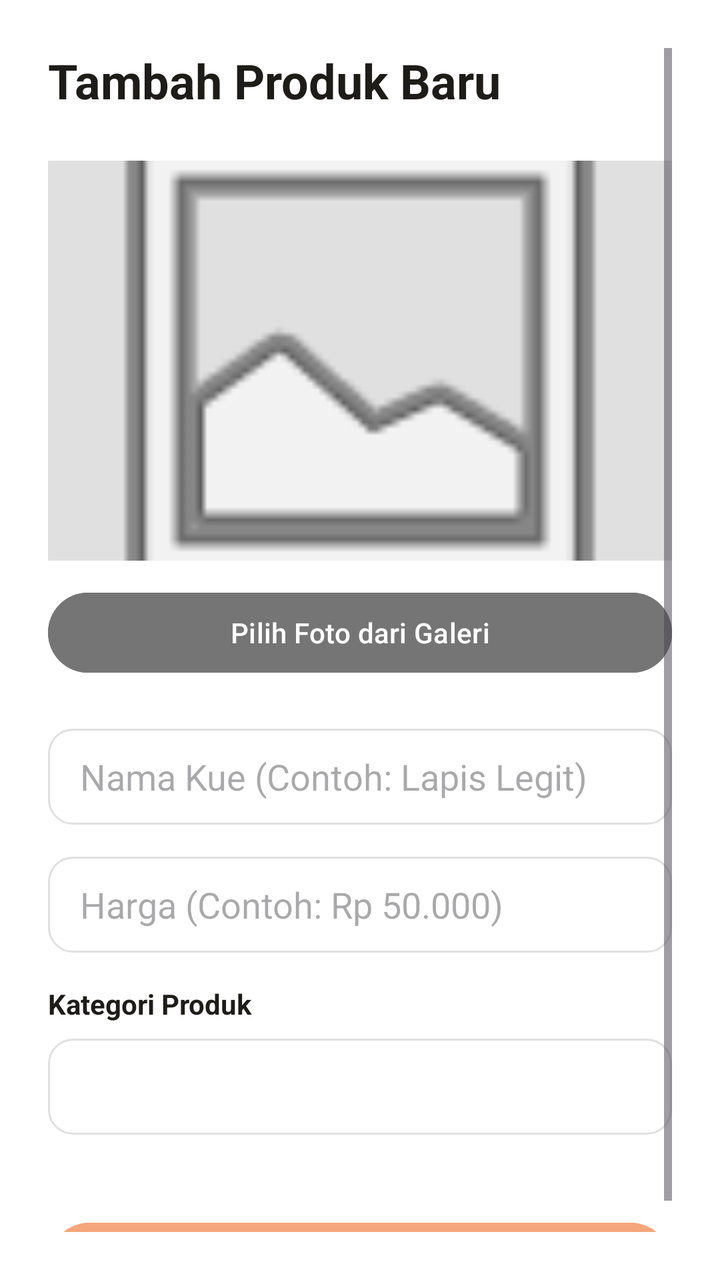
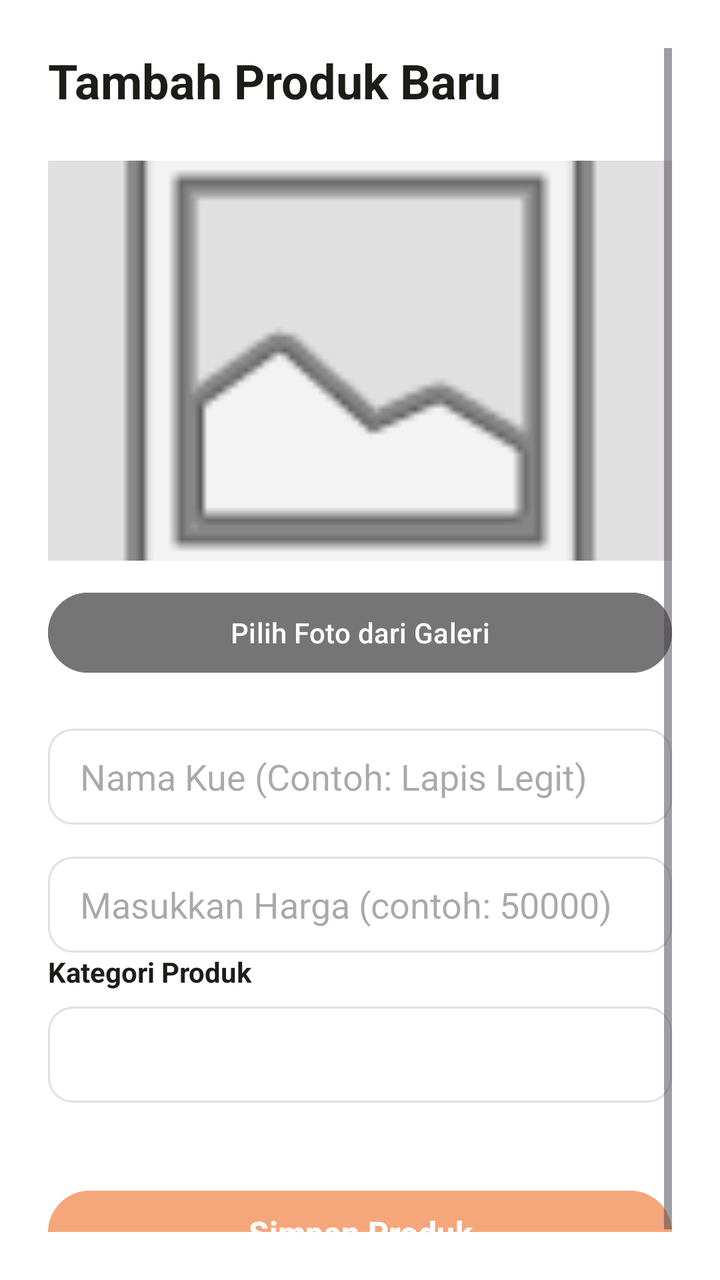

Compare the two renders of this Android layout. The source of the first and the diff that turns it into the second are given below.
<!-- AndroidManifest.xml: application theme Theme.KueWeh -->
<!-- res/layout/activity_add_product.xml -->
<?xml version="1.0" encoding="utf-8"?>
<ScrollView xmlns:android="http://schemas.android.com/apk/res/android"
    android:layout_width="match_parent"
    android:layout_height="match_parent"
    android:background="#FFFFFF"
    android:padding="24dp">

    <LinearLayout
        android:layout_width="match_parent"
        android:layout_height="wrap_content"
        android:orientation="vertical">

        <TextView
            android:layout_width="wrap_content"
            android:layout_height="wrap_content"
            android:layout_marginBottom="24dp"
            android:text="Tambah Produk Baru"
            android:textColor="#1E1C18"
            android:textSize="24sp"
            android:textStyle="bold" />

        <ImageView
            android:id="@+id/imgPreview"
            android:layout_width="match_parent"
            android:layout_height="200dp"
            android:layout_marginBottom="12dp"
            android:background="#E0E0E0"
            android:scaleType="centerCrop"
            android:src="@android:drawable/ic_menu_gallery" />

        <Button
            android:id="@+id/btnPilihFoto"
            android:layout_width="match_parent"
            android:layout_height="wrap_content"
            android:layout_marginBottom="24dp"
            android:backgroundTint="#757575"
            android:text="Pilih Foto dari Galeri" />

        <EditText
            android:id="@+id/etNamaKue"
            android:layout_width="match_parent"
            android:layout_height="48dp"
            android:layout_marginBottom="16dp"
            android:background="@drawable/bg_input_rounded"
            android:hint="Nama Kue (Contoh: Lapis Legit)"
            android:paddingHorizontal="16dp" />

        <EditText
            android:id="@+id/etHargaKue"
            android:layout_width="match_parent"
            android:layout_height="48dp"
            android:layout_marginBottom="16dp"
            android:background="@drawable/bg_input_rounded"
            android:hint="Harga (Contoh: Rp 50.000)"
            android:paddingHorizontal="16dp" />

        <TextView
            android:layout_width="wrap_content"
            android:layout_height="wrap_content"
            android:text="Kategori Produk"
            android:textColor="#1E1C18"
            android:textStyle="bold"
            android:layout_marginBottom="8dp" />

        <Spinner
            android:id="@+id/spinnerKategori"
            android:layout_width="match_parent"
            android:layout_height="48dp"
            android:layout_marginBottom="16dp"
            android:background="@drawable/bg_input_rounded"
            android:paddingHorizontal="16dp" />

        <Button
            android:id="@+id/btnSimpanProduk"
            android:layout_width="match_parent"
            android:layout_height="50dp"
            android:layout_marginTop="24dp"
            android:backgroundTint="#F5A67B"
            android:text="Simpan Produk"
            android:textSize="16sp"
            android:textStyle="bold" />

    </LinearLayout>
</ScrollView>
<!-- resources referenced by this layout -->
<resources>
  <!-- drawable bg_input_rounded (drawable) -->
  <?xml version="1.0" encoding="utf-8"?>
  <shape xmlns:android="http://schemas.android.com/apk/res/android">
      <solid android:color="#FFFFFF" />
      <stroke android:width="1dp" android:color="#E0E0E0" />
      <corners android:radius="12dp" />
  </shape>
  <style name="Theme.KueWeh" parent="Base.Theme.KueWeh" />
  <style name="Base.Theme.KueWeh" parent="Theme.Material3.DayNight.NoActionBar">
          
          
      </style>
</resources>

<!-- the commit's change to res/layout/activity_add_product.xml (unified diff, before → after) -->
@@ -49,10 +49,11 @@
             android:id="@+id/etHargaKue"
             android:layout_width="match_parent"
             android:layout_height="48dp"
-            android:layout_marginBottom="16dp"
+            android:hint="Masukkan Harga (contoh: 50000)"
             android:background="@drawable/bg_input_rounded"
-            android:hint="Harga (Contoh: Rp 50.000)"
-            android:paddingHorizontal="16dp" />
+            android:paddingHorizontal="16dp"
+            android:inputType="number"
+            android:maxLines="1" />
 
         <TextView
             android:layout_width="wrap_content"
